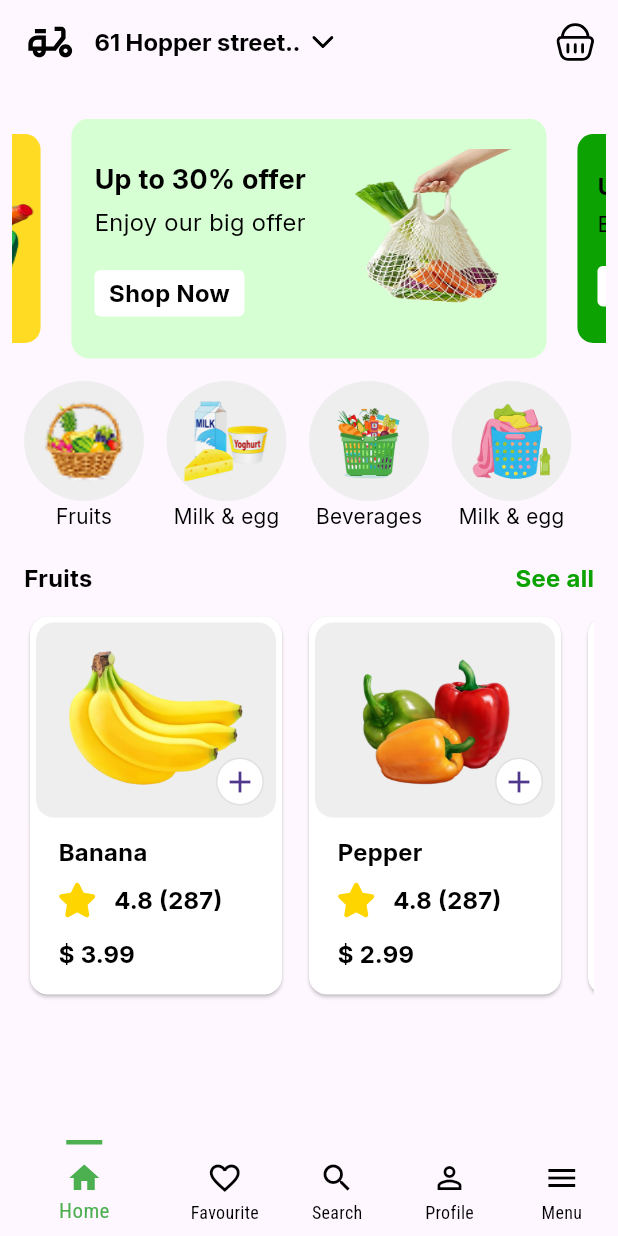
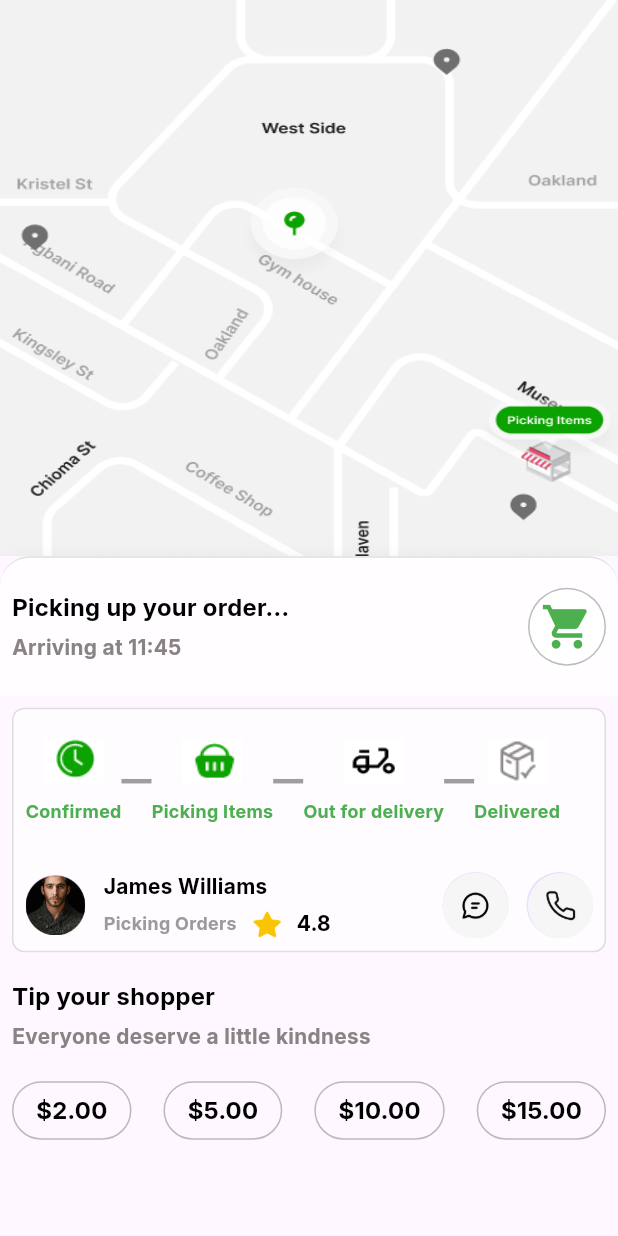
Before and after one commit to MosaadIbrahimB/ecommerce25-app, a Flutter app: the screen it shows after launch, on a phone screen of 412 x 824 dp. Run offline on Flutter 3.47's test engine with Material 3 defaults, Android fonts, the phone set to English and light mode, and no system bars; drawn by our look-alikes of carousel_slider; our stand-ins replace animated_text_kit, badges, bloc, flutter_bloc, flutter_svg, freezed_annotation.

Commit message:
finsh map screen

```diff
--- a/lib/core/configure/route/app_route.dart
+++ b/lib/core/configure/route/app_route.dart
@@ -1,16 +1,20 @@
+import 'package:ecommerce25_app/feature/confirmOrder/presentation/screen/confirm_order.dart';
 import 'package:flutter/material.dart';
 import 'package:ecommerce25_app/feature/checkout/presentation/screen/check_out_screen.dart';
 import 'package:ecommerce25_app/feature/payment/presentation/screen/payment_screen.dart';
 
 import '../../../feature/cart/presentation/screen/cart_screen.dart';
 import '../../../feature/home/presentation/screen/home_screen.dart';
+import '../../../feature/map/presentation/screen/map_screen.dart';
 
 class AppRoute{
 
-  static final String home='/';
-  static final String cart='/cart';
-  static final String checkout='/checkout';
-  static final String payment='/payment';
+  static const String home='/';
+  static const String cart='/cart';
+  static const String checkout='/checkout';
+  static const String payment='/payment';
+  static const   String confirm='/confirm';
+  static const   String map='/map';
 
   static Route onGenerateRoute(RouteSettings routSetting) {
 
@@ -24,6 +28,10 @@ class AppRoute{
         return MaterialPageRoute(builder: (context) => CheckOutScreen());
       case "/payment":
         return MaterialPageRoute(builder: (context) => PaymentScreen());
+      case AppRoute.confirm:
+        return MaterialPageRoute(builder: (context) => ConfirmingOrderScreen());
+      case AppRoute.map:
+        return MaterialPageRoute(builder: (context) => MapScreen());
       default:
         return MaterialPageRoute(builder: (context) => _defaultScreen());
     }
@@ -32,7 +40,7 @@ class AppRoute{
   }
 
   static _defaultScreen(){
-    return Scaffold(body: Center(child: Text("Defaulte screen")));
+    return Scaffold(body: Center(child: Text("Default screen")));
   }
 
 }
--- a/lib/feature/checkout/presentation/widgets/custom_card_credit_widget.dart
+++ b/lib/feature/checkout/presentation/widgets/custom_card_credit_widget.dart
@@ -1,3 +1,4 @@
+import 'package:ecommerce25_app/core/configure/route/app_route.dart';
 import 'package:flutter/material.dart';
 import 'package:flutter_bloc/flutter_bloc.dart';
 import 'package:ecommerce25_app/feature/checkout/presentation/widgets/type_credit_card_widget.dart';
@@ -118,7 +119,13 @@ class CustomCardCreditWidget extends StatelessWidget {
           ],
         ),
         SizedBox(height: 20,),
-        ButtonGreenWidget(title: "Confirm and Pay (\$ ${BlocProvider.of<HomeCubit>(context).getTotal()})" ,)
+        ButtonGreenWidget
+          (
+          onTap: (){
+            Navigator.pushReplacementNamed(context, AppRoute.confirm);
+          },
+
+          title: "Confirm and Pay (\$ ${BlocProvider.of<HomeCubit>(context).getTotal()})" ,)
 
       ],
     );
--- /dev/null
+++ b/lib/feature/confirmOrder/presentation/screen/confirm_order.dart
@@ -0,0 +1,30 @@
+import 'package:ecommerce25_app/core/configure/route/app_route.dart';
+import 'package:ecommerce25_app/core/utils/app_text_style.dart';
+import 'package:flutter/material.dart';
+
+class ConfirmingOrderScreen extends StatefulWidget {
+  const ConfirmingOrderScreen({super.key});
+
+  @override
+  State<ConfirmingOrderScreen> createState() => _ConfirmingOrderScreenState();
+}
+
+class _ConfirmingOrderScreenState extends State<ConfirmingOrderScreen> {
+  @override
+  void initState() {
+    Future.delayed(
+      Duration(seconds: 1),() {
+      if(mounted){
+        return Navigator.pushReplacementNamed(context, AppRoute.map);
+      }
+      },
+    );
+    super.initState();
+  }
+  @override
+  Widget build(BuildContext context) {
+    return Scaffold(
+      body: Center(child: Text("Confirming your order ",style: AppTextStyle.inter16BlackW700,),),
+    );
+  }
+}
--- /dev/null
+++ b/lib/feature/map/presentation/screen/map_screen.dart
@@ -0,0 +1,322 @@
+import 'package:ecommerce25_app/core/utils/app_text_style.dart';
+import 'package:flutter/material.dart';
+
+class MapScreen extends StatelessWidget {
+  const MapScreen({super.key});
+
+  @override
+  Widget build(BuildContext context) {
+    return Scaffold(
+      body: Column(
+        crossAxisAlignment: CrossAxisAlignment.start,
+        children: [
+          ImageUIWidget(),
+          PickingUpWidget(),
+          DivConfirmedAndPersonCallWidget(),
+          SizedBox(height: 10),
+          Padding(
+            padding: const EdgeInsets.symmetric(horizontal: 8.0),
+            child: Text(
+              "Tip your shopper",
+              style: AppTextStyle.inter16BlackW700.copyWith(fontSize: 16),
+            ),
+          ),
+          SizedBox(height: 5),
+          Padding(
+            padding: const EdgeInsets.symmetric(horizontal: 8.0),
+            child: Text(
+              "Everyone deserve a little kindness",
+              style: AppTextStyle.inter16BlackW700.copyWith(
+                color: Color(0xff898483),
+                fontSize: 14,
+              ),
+            ),
+          ),
+          SizedBox(height: 20),
+          Padding(
+            padding: const EdgeInsets.symmetric(horizontal: 8.0),
+            child: Row(
+              mainAxisAlignment: MainAxisAlignment.spaceBetween,
+              children: List.generate(
+                4,
+                (index) => Container(
+                  padding: EdgeInsets.symmetric(horizontal: 15,vertical: 7),
+                  decoration: BoxDecoration(
+                    borderRadius: BorderRadius.circular(20),
+                    border: Border.all(color: Colors.black26),
+                  ),
+                  child: Text("\$${index==0?2:index*5}.00",style: AppTextStyle.inter16BlackW700,),
+                )
+              ),
+            ),
+          ),
+        ],
+      ),
+    );
+  }
+}
+
+class DivConfirmedAndPersonCallWidget extends StatelessWidget {
+  const DivConfirmedAndPersonCallWidget({super.key});
+
+  @override
+  Widget build(BuildContext context) {
+    return Padding(
+      padding: const EdgeInsets.all(8.0),
+      child: Container(
+        padding: const EdgeInsets.symmetric(horizontal: 8.0, vertical: 8),
+        decoration: BoxDecoration(
+          color: Colors.white60,
+          borderRadius: BorderRadius.circular(8),
+          border: Border.all(color: Colors.black12),
+        ),
+        child: Column(
+          children: [
+            RowConfirmedToDeliveredWidget(),
+            SizedBox(height: 20),
+            PersonCallWidget(),
+          ],
+        ),
+      ),
+    );
+  }
+}
+
+class PersonCallWidget extends StatelessWidget {
+  const PersonCallWidget({super.key});
+
+  @override
+  Widget build(BuildContext context) {
+    return Row(
+      mainAxisAlignment: MainAxisAlignment.spaceBetween,
+      children: [
+        Row(
+          children: [
+            CircleAvatar(
+              child: Image.asset("assets/images/confirm_order/man.png"),
+            ),
+            SizedBox(width: 12),
+            Column(
+              crossAxisAlignment: CrossAxisAlignment.start,
+              children: [
+                Text(
+                  "James Williams",
+                  style: AppTextStyle.inter16BlackW700.copyWith(fontSize: 14),
+                ),
+                SizedBox(height: 5),
+                Row(
+                  children: [
+                    Text(
+                      "Picking Orders",
+                      style: AppTextStyle.inter16BlackW700.copyWith(
+                        color: Color(0xff9B9B9B),
+                        fontSize: 12,
+                      ),
+                    ),
+                    SizedBox(width: 10),
+                    SizedBox(
+                      height: 20,
+                      width: 20,
+                      child: Image.asset(
+                        "assets/images/confirm_order/star.png",
+                        width: 10,
+                        height: 10,
+                        fit: BoxFit.fill,
+                      ),
+                    ),
+                    SizedBox(width: 10),
+
+                    Text(
+                      "4.8",
+                      style: AppTextStyle.inter16BlackW700.copyWith(
+                        fontSize: 14,
+                      ),
+                    ),
+                  ],
+                ),
+              ],
+            ),
+          ],
+        ),
+        Row(
+          children: [
+            CircleAvatar(
+              radius: 22,
+              child: Image.asset("assets/images/confirm_order/chat.png"),
+            ),
+            SizedBox(width: 12),
+            CircleAvatar(
+              radius: 22,
+              child: Image.asset("assets/images/confirm_order/telephone.png"),
+            ),
+          ],
+        ),
+      ],
+    );
+  }
+}
+
+class RowConfirmedToDeliveredWidget extends StatelessWidget {
+  const RowConfirmedToDeliveredWidget({super.key});
+
+  @override
+  Widget build(BuildContext context) {
+    return SizedBox(
+      height: 80,
+      child: ListView.builder(
+        physics: const NeverScrollableScrollPhysics(),
+        scrollDirection: Axis.horizontal,
+
+        itemBuilder:
+            (context, index) => Row(
+              mainAxisAlignment: MainAxisAlignment.spaceBetween,
+              children: [
+                RowConfirmedWidget(
+                  rowConfirmedModel: RowConfirmedModel.listConfirmed[index],
+                ),
+
+                index == 3
+                    ? SizedBox()
+                    : Container(width: 20, color: Colors.grey, height: 3),
+              ],
+            ),
+
+        itemCount: RowConfirmedModel.listConfirmed.length,
+      ),
+    );
+  }
+}
+
+class ImageUIWidget extends StatelessWidget {
+  const ImageUIWidget({super.key});
+
+  @override
+  Widget build(BuildContext context) {
+    return SizedBox(
+      width: double.infinity,
+      height: MediaQuery.sizeOf(context).width * .90,
+      child: Image.asset(
+        "assets/images/confirm_order/map.png",
+        fit: BoxFit.fill,
+      ),
+    );
+  }
+}
+
+class PickingUpWidget extends StatelessWidget {
+  const PickingUpWidget({super.key});
+
+  @override
+  Widget build(BuildContext context) {
+    return Container(
+      padding: EdgeInsets.symmetric(horizontal: 8, vertical: 20),
+      decoration: BoxDecoration(
+        color: Colors.white70,
+        borderRadius: BorderRadius.only(
+          topLeft: Radius.circular(20),
+          topRight: Radius.circular(20),
+        ),
+        border: Border(top: BorderSide(color: Colors.black12, width: 1)),
+      ),
+      child: Column(
+        mainAxisAlignment: MainAxisAlignment.start,
+        crossAxisAlignment: CrossAxisAlignment.start,
+        children: [
+          Row(
+            mainAxisAlignment: MainAxisAlignment.spaceBetween,
+            children: [
+              Column(
+                mainAxisAlignment: MainAxisAlignment.start,
+                crossAxisAlignment: CrossAxisAlignment.start,
+                children: [
+                  Text(
+                    "Picking up your order...",
+                    style: AppTextStyle.inter16BlackW700,
+                  ),
+                  SizedBox(height: 5),
+                  Text(
+                    "Arriving at 11:45",
+                    style: AppTextStyle.inter16BlackW700.copyWith(
+                      color: Color(0xff898483),
+                      fontSize: 14,
+                    ),
+                  ),
+                ],
+              ),
+              CircleAvatar(
+                backgroundColor: Colors.black26,
+                radius: 26,
+                child: CircleAvatar(
+                  radius: 25,
+                  backgroundColor: Colors.white,
+                  child: Icon(
+                    Icons.shopping_cart,
+                    size: 35,
+                    color: Colors.green,
+                  ),
+                ),
+              ),
+            ],
+          ),
+        ],
+      ),
+    );
+  }
+}
+
+class RowConfirmedWidget extends StatelessWidget {
+  const RowConfirmedWidget({super.key, required this.rowConfirmedModel});
+
+  final RowConfirmedModel rowConfirmedModel;
+
+  @override
+  Widget build(BuildContext context) {
+    return Column(
+      mainAxisSize: MainAxisSize.min,
+      mainAxisAlignment: MainAxisAlignment.start,
+      children: [
+        SizedBox(
+          height: 30,
+          width: 40,
+          child: Image.asset(rowConfirmedModel.pathImage, fit: BoxFit.fill),
+        ),
+        SizedBox(height: 10),
+        FittedBox(
+          child: Text(
+            rowConfirmedModel.title,
+            style: AppTextStyle.inter16BlackW700.copyWith(
+              color: Colors.green,
+              fontSize: 12,
+            ),
+          ),
+        ),
+      ],
+    );
+  }
+}
+
+class RowConfirmedModel {
+  final String pathImage;
+  final String title;
+
+  RowConfirmedModel({required this.pathImage, required this.title});
+
+  static List<RowConfirmedModel> listConfirmed = [
+    RowConfirmedModel(
+      title: "Confirmed",
+      pathImage: "assets/images/confirm_order/confirmed.png",
+    ),
+    RowConfirmedModel(
+      title: "Picking Items",
+      pathImage: "assets/images/confirm_order/picking_items.png",
+    ),
+    RowConfirmedModel(
+      title: "Out for delivery",
+      pathImage: "assets/images/motocycle.png",
+    ),
+    RowConfirmedModel(
+      title: "Delivered",
+      pathImage: "assets/images/confirm_order/delivry.png",
+    ),
+  ];
+}
--- a/lib/my_app.dart
+++ b/lib/my_app.dart
@@ -2,6 +2,7 @@ import 'package:flutter/material.dart';
 import 'package:flutter_bloc/flutter_bloc.dart';
 import 'core/configure/route/app_route.dart';
 import 'feature/home/presentation/control/home/home_cubit.dart';
+import 'feature/map/presentation/screen/map_screen.dart';
 
 class MyApp extends StatelessWidget {
   const MyApp({super.key});
@@ -13,8 +14,8 @@ class MyApp extends StatelessWidget {
       child: MaterialApp(
         debugShowCheckedModeBanner: false,
         title: 'Modern Authentication',
-        // home: AddRoomPage(),
-        onGenerateRoute: AppRoute.onGenerateRoute,
+        home: MapScreen(),
+        // onGenerateRoute: AppRoute.onGenerateRoute,
       ),
     );
   }
--- a/pubspec.yaml
+++ b/pubspec.yaml
@@ -37,6 +37,7 @@ flutter:
     - assets/images/fruit/
     - assets/images/checkout/
     - assets/images/pay/
+    - assets/images/confirm_order/
 
   fonts:
    - family: Prime
```
Also changed, not shown: assets/images/confirm_order/basket.png (added), assets/images/confirm_order/chat.png (added), assets/images/confirm_order/confirmed.png (added), assets/images/confirm_order/delivry.png (added), assets/images/confirm_order/man.png (added), assets/images/confirm_order/map.png (added), assets/images/confirm_order/picking_items.png (added), assets/images/confirm_order/star.png (added), assets/images/confirm_order/telephone.png (added), lib/generated/assets.dart.
